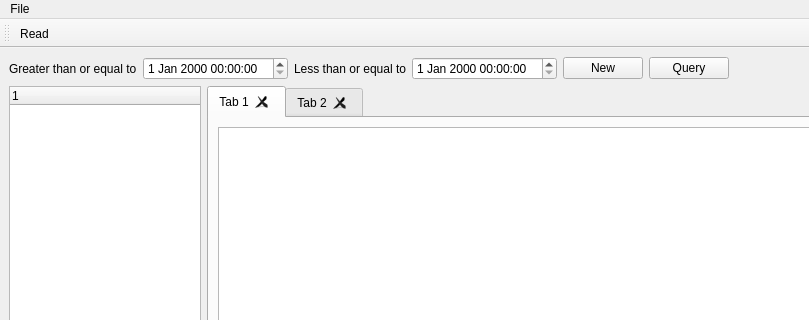
This is resource/ui/Main.ui in XOB-CN/LogTools as Qt 5 draws it before an edit; both pictures show x 0 to 809 and y 0 to 320 of the 982 by 800 pixel window. The edited form follows.
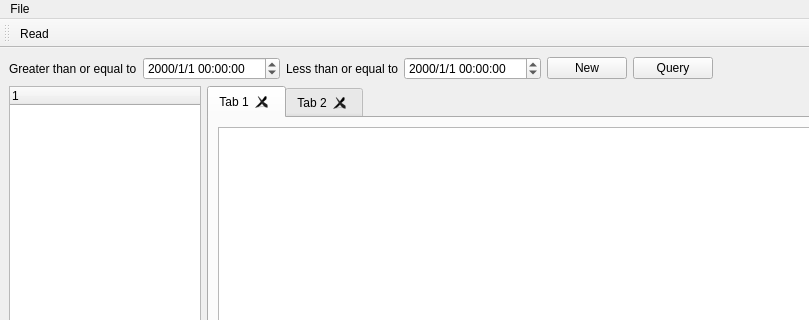
This is the edited form.

Commit message:
coding Main GUI
coding Main GUI

What changed in the file:
```diff
--- a/resource/ui/Main.ui
+++ b/resource/ui/Main.ui
@@ -27,7 +27,11 @@
          </widget>
         </item>
         <item>
-         <widget class="QDateTimeEdit" name="geTime"/>
+         <widget class="QDateTimeEdit" name="geTime">
+          <property name="displayFormat">
+           <string>yyyy/M/d HH:mm:ss</string>
+          </property>
+         </widget>
         </item>
         <item>
          <widget class="QLabel" name="leText">
@@ -37,7 +41,11 @@
          </widget>
         </item>
         <item>
-         <widget class="QDateTimeEdit" name="leTime"/>
+         <widget class="QDateTimeEdit" name="leTime">
+          <property name="displayFormat">
+           <string>yyyy/M/d HH:mm:ss</string>
+          </property>
+         </widget>
         </item>
         <item>
          <widget class="QPushButton" name="btnNew">
```
The commit also changes 2 other files.
